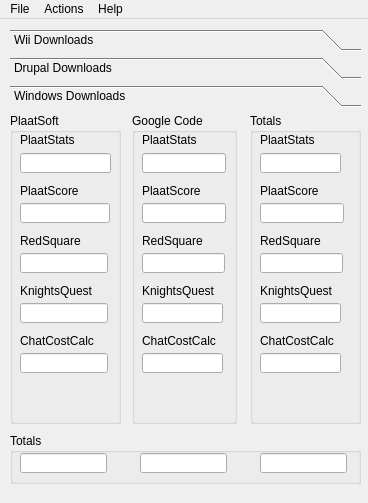
Qt form src/stats.ui (plaatsoft/plaatstats) before a commit.
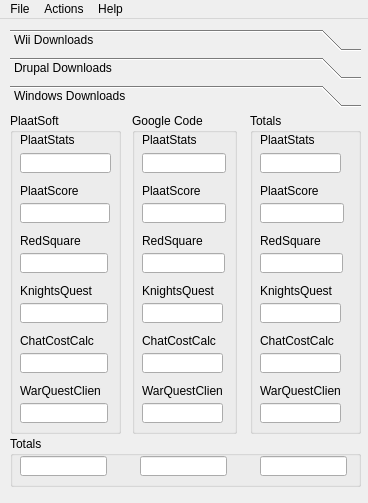
The same form after that commit. The open tabs and pages were chosen to show the change. Icons and pictures are not drawn.

Commit message: Added WarQuestClient to the statistics

```diff
--- a/src/stats.ui
+++ b/src/stats.ui
@@ -1240,7 +1240,7 @@
       <property name="geometry">
        <rect>
         <x>0</x>
-        <y>320</y>
+        <y>323</y>
         <width>351</width>
         <height>51</height>
        </rect>
@@ -1312,7 +1312,7 @@
         <x>122</x>
         <y>0</y>
         <width>105</width>
-        <height>311</height>
+        <height>321</height>
        </rect>
       </property>
       <property name="title">
@@ -1448,6 +1448,32 @@
         <string>ChatCostCalc</string>
        </property>
       </widget>
+      <widget class="QLineEdit" name="winWarQuestClientEdit2">
+       <property name="geometry">
+        <rect>
+         <x>10</x>
+         <y>290</y>
+         <width>81</width>
+         <height>20</height>
+        </rect>
+       </property>
+       <property name="readOnly">
+        <bool>true</bool>
+       </property>
+      </widget>
+      <widget class="QLabel" name="label_54">
+       <property name="geometry">
+        <rect>
+         <x>10</x>
+         <y>270</y>
+         <width>81</width>
+         <height>16</height>
+        </rect>
+       </property>
+       <property name="text">
+        <string>WarQuestClient</string>
+       </property>
+      </widget>
      </widget>
      <widget class="QGroupBox" name="groupBox_12">
       <property name="geometry">
@@ -1455,7 +1481,7 @@
         <x>0</x>
         <y>0</y>
         <width>111</width>
-        <height>311</height>
+        <height>321</height>
        </rect>
       </property>
       <property name="title">
@@ -1591,6 +1617,32 @@
         <string>ChatCostCalc</string>
        </property>
       </widget>
+      <widget class="QLabel" name="label_53">
+       <property name="geometry">
+        <rect>
+         <x>10</x>
+         <y>270</y>
+         <width>81</width>
+         <height>16</height>
+        </rect>
+       </property>
+       <property name="text">
+        <string>WarQuestClient</string>
+       </property>
+      </widget>
+      <widget class="QLineEdit" name="winWarQuestClientEdit1">
+       <property name="geometry">
+        <rect>
+         <x>10</x>
+         <y>290</y>
+         <width>88</width>
+         <height>20</height>
+        </rect>
+       </property>
+       <property name="readOnly">
+        <bool>true</bool>
+       </property>
+      </widget>
      </widget>
      <widget class="QGroupBox" name="groupBox_13">
       <property name="geometry">
@@ -1598,7 +1650,7 @@
         <x>240</x>
         <y>0</y>
         <width>111</width>
-        <height>311</height>
+        <height>321</height>
        </rect>
       </property>
       <property name="title">
@@ -1764,6 +1816,38 @@
         <string>ChatCostCalc</string>
        </property>
       </widget>
+      <widget class="QLineEdit" name="winWarQuestClientEdit3">
+       <property name="geometry">
+        <rect>
+         <x>10</x>
+         <y>290</y>
+         <width>81</width>
+         <height>20</height>
+        </rect>
+       </property>
+       <property name="font">
+        <font>
+         <weight>75</weight>
+         <bold>true</bold>
+        </font>
+       </property>
+       <property name="readOnly">
+        <bool>true</bool>
+       </property>
+      </widget>
+      <widget class="QLabel" name="label_55">
+       <property name="geometry">
+        <rect>
+         <x>10</x>
+         <y>270</y>
+         <width>81</width>
+         <height>16</height>
+        </rect>
+       </property>
+       <property name="text">
+        <string>WarQuestClient</string>
+       </property>
+      </widget>
      </widget>
     </widget>
    </widget>
```
Left out of the diff: 4 changed lines with no effect on the pictures. The commit also changes 18 other files.
